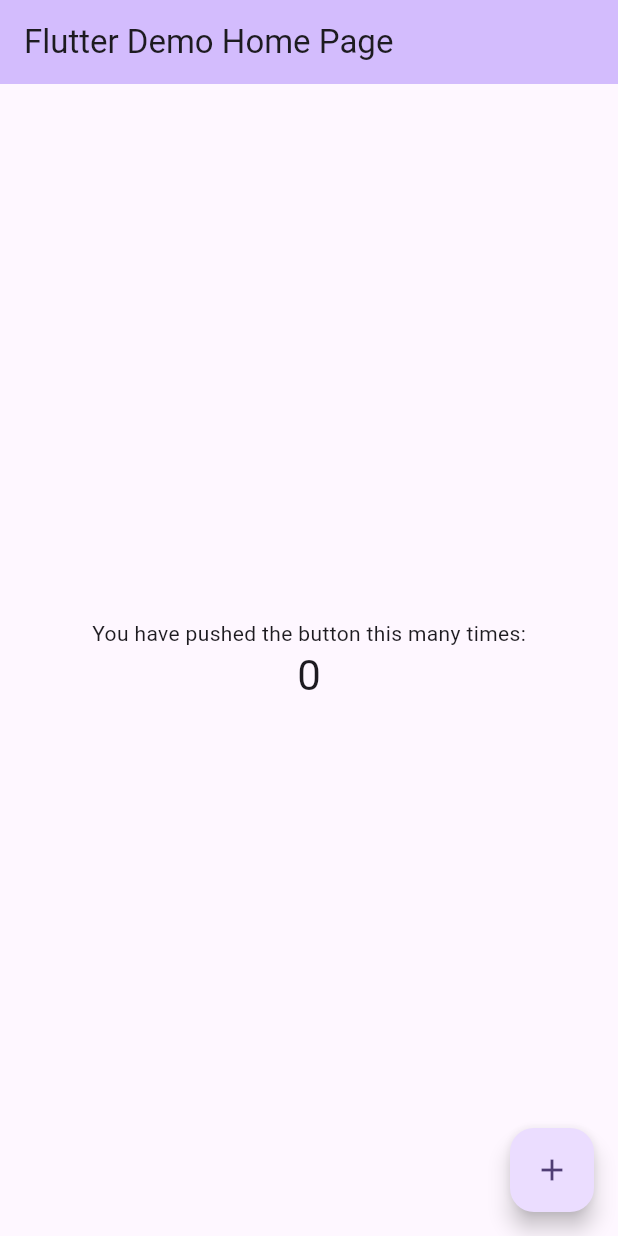
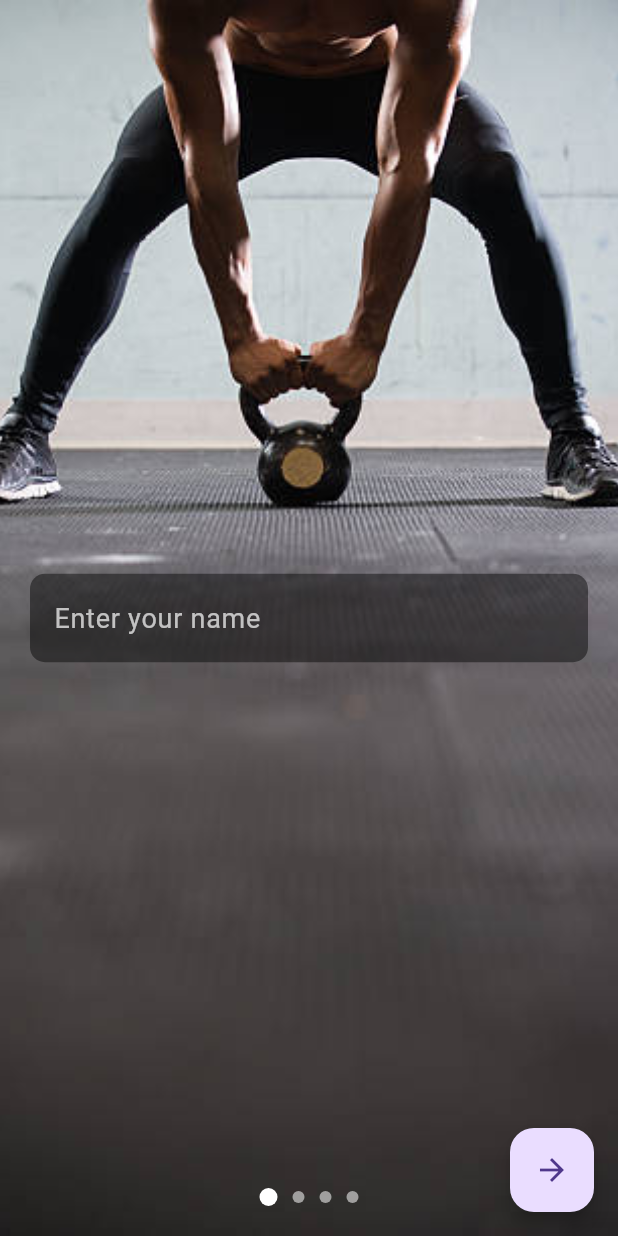
Before and after one commit to FilipNajdoski/Workout, a Flutter app: the screen it shows after launch, on a phone screen of 412 x 824 dp. Run offline on Flutter 3.47's test engine with Material 3 defaults, Android fonts, the phone set to English and light mode, and no system bars.

Commit message:
add initial welcome screens

```diff
--- a/frontend/lib/main.dart
+++ b/frontend/lib/main.dart
@@ -1,125 +1,16 @@
 import 'package:flutter/material.dart';
+import 'package:frontend/welcome%20screens/welcome_screen.dart';
 
 void main() {
-  runApp(const MyApp());
+  runApp(MyApp());
 }
 
 class MyApp extends StatelessWidget {
-  const MyApp({super.key});
-
-  // This widget is the root of your application.
   @override
   Widget build(BuildContext context) {
     return MaterialApp(
-      title: 'Flutter Demo',
-      theme: ThemeData(
-        // This is the theme of your application.
-        //
-        // TRY THIS: Try running your application with "flutter run". You'll see
-        // the application has a purple toolbar. Then, without quitting the app,
-        // try changing the seedColor in the colorScheme below to Colors.green
-        // and then invoke "hot reload" (save your changes or press the "hot
-        // reload" button in a Flutter-supported IDE, or press "r" if you used
-        // the command line to start the app).
-        //
-        // Notice that the counter didn't reset back to zero; the application
-        // state is not lost during the reload. To reset the state, use hot
-        // restart instead.
-        //
-        // This works for code too, not just values: Most code changes can be
-        // tested with just a hot reload.
-        colorScheme: ColorScheme.fromSeed(seedColor: Colors.deepPurple),
-        useMaterial3: true,
-      ),
-      home: const MyHomePage(title: 'Flutter Demo Home Page'),
+      debugShowCheckedModeBanner: false,
+      home: WelcomeScreen(),
     );
   }
 }
-
-class MyHomePage extends StatefulWidget {
-  const MyHomePage({super.key, required this.title});
-
-  // This widget is the home page of your application. It is stateful, meaning
-  // that it has a State object (defined below) that contains fields that affect
-  // how it looks.
-
-  // This class is the configuration for the state. It holds the values (in this
-  // case the title) provided by the parent (in this case the App widget) and
-  // used by the build method of the State. Fields in a Widget subclass are
-  // always marked "final".
-
-  final String title;
-
-  @override
-  State<MyHomePage> createState() => _MyHomePageState();
-}
-
-class _MyHomePageState extends State<MyHomePage> {
-  int _counter = 0;
-
-  void _incrementCounter() {
-    setState(() {
-      // This call to setState tells the Flutter framework that something has
-      // changed in this State, which causes it to rerun the build method below
-      // so that the display can reflect the updated values. If we changed
-      // _counter without calling setState(), then the build method would not be
-      // called again, and so nothing would appear to happen.
-      _counter++;
-    });
-  }
-
-  @override
-  Widget build(BuildContext context) {
-    // This method is rerun every time setState is called, for instance as done
-    // by the _incrementCounter method above.
-    //
-    // The Flutter framework has been optimized to make rerunning build methods
-    // fast, so that you can just rebuild anything that needs updating rather
-    // than having to individually change instances of widgets.
-    return Scaffold(
-      appBar: AppBar(
-        // TRY THIS: Try changing the color here to a specific color (to
-        // Colors.amber, perhaps?) and trigger a hot reload to see the AppBar
-        // change color while the other colors stay the same.
-        backgroundColor: Theme.of(context).colorScheme.inversePrimary,
-        // Here we take the value from the MyHomePage object that was created by
-        // the App.build method, and use it to set our appbar title.
-        title: Text(widget.title),
-      ),
-      body: Center(
-        // Center is a layout widget. It takes a single child and positions it
-        // in the middle of the parent.
-        child: Column(
-          // Column is also a layout widget. It takes a list of children and
-          // arranges them vertically. By default, it sizes itself to fit its
-          // children horizontally, and tries to be as tall as its parent.
-          //
-          // Column has various properties to control how it sizes itself and
-          // how it positions its children. Here we use mainAxisAlignment to
-          // center the children vertically; the main axis here is the vertical
-          // axis because Columns are vertical (the cross axis would be
-          // horizontal).
-          //
-          // TRY THIS: Invoke "debug painting" (choose the "Toggle Debug Paint"
-          // action in the IDE, or press "p" in the console), to see the
-          // wireframe for each widget.
-          mainAxisAlignment: MainAxisAlignment.center,
-          children: <Widget>[
-            const Text(
-              'You have pushed the button this many times:',
-            ),
-            Text(
-              '$_counter',
-              style: Theme.of(context).textTheme.headlineMedium,
-            ),
-          ],
-        ),
-      ),
-      floatingActionButton: FloatingActionButton(
-        onPressed: _incrementCounter,
-        tooltip: 'Increment',
-        child: const Icon(Icons.add),
-      ), // This trailing comma makes auto-formatting nicer for build methods.
-    );
-  }
-}
--- /dev/null
+++ b/frontend/lib/models/person.dart
@@ -0,0 +1,27 @@
+class Person {
+  String name;
+  int age;
+  String fitnessLevel;
+  int workoutDaysPerWeek;
+  //height
+  //weight
+  //bodyFat
+  //target(lose weight, gain muscle, increase power)
+  //....
+
+  Person({
+    required this.name,
+    required this.age,
+    required this.fitnessLevel,
+    required this.workoutDaysPerWeek,
+  });
+
+  Map<String, dynamic> toJson() {
+    return {
+      'name': name,
+      'age': age,
+      'fitnessLevel': fitnessLevel,
+      'workoutDaysPerWeek': workoutDaysPerWeek,
+    };
+  }
+}
--- /dev/null
+++ b/frontend/lib/welcome screens/welcome_screen.dart
@@ -0,0 +1,121 @@
+import 'package:flutter/material.dart';
+import '../models/person.dart';
+
+class WelcomeScreen extends StatefulWidget {
+  @override
+  _WelcomeScreenState createState() => _WelcomeScreenState();
+}
+
+class _WelcomeScreenState extends State<WelcomeScreen> {
+  final PageController _pageController = PageController();
+  final TextEditingController _nameController = TextEditingController();
+  final TextEditingController _ageController = TextEditingController();
+  final TextEditingController _fitnessLevelController = TextEditingController();
+  final TextEditingController _workoutDaysController = TextEditingController();
+
+  int _currentPage = 0;
+
+  @override
+  Widget build(BuildContext context) {
+    return Scaffold(
+      body: Stack(
+        children: [
+          PageView(
+            controller: _pageController,
+            onPageChanged: (index) {
+              setState(() {
+                _currentPage = index;
+              });
+            },
+            children: [
+              _buildPage('assets/images/istockphoto-491268392-612x612.jpg',
+                  'Enter your name', _nameController),
+              _buildPage('assets/images/istockphoto-2154708948-640x640.jpg',
+                  'Enter your age', _ageController,
+                  isNumeric: true),
+              _buildPage('assets/images/istockphoto-629265846-612x612.jpg',
+                  'Fitness Level (e.g., Beginner)', _fitnessLevelController),
+              _buildPage('assets/images/istockphoto-542197916-612x612.jpg',
+                  'Workout Days per Week', _workoutDaysController,
+                  isNumeric: true),
+            ],
+          ),
+          Positioned(
+            bottom: 20,
+            left: 0,
+            right: 0,
+            child: Row(
+              mainAxisAlignment: MainAxisAlignment.center,
+              children: List.generate(4, (index) {
+                return Container(
+                  margin: EdgeInsets.symmetric(horizontal: 5),
+                  width: _currentPage == index ? 12 : 8,
+                  height: _currentPage == index ? 12 : 8,
+                  decoration: BoxDecoration(
+                    shape: BoxShape.circle,
+                    color:
+                        _currentPage == index ? Colors.white : Colors.white54,
+                  ),
+                );
+              }),
+            ),
+          ),
+        ],
+      ),
+      floatingActionButton: FloatingActionButton(
+        onPressed: () {
+          if (_currentPage < 3) {
+            _pageController.nextPage(
+                duration: Duration(milliseconds: 300), curve: Curves.easeInOut);
+          } else {
+            _submitData();
+          }
+        },
+        child: Icon(_currentPage < 3 ? Icons.arrow_forward : Icons.check),
+      ),
+    );
+  }
+
+  Widget _buildPage(
+      String imagePath, String hintText, TextEditingController controller,
+      {bool isNumeric = false}) {
+    return Container(
+      decoration: BoxDecoration(
+        image: DecorationImage(
+          image: AssetImage(imagePath),
+          fit: BoxFit.cover,
+        ),
+      ),
+      child: Center(
+        child: Padding(
+          padding: const EdgeInsets.all(20.0),
+          child: TextField(
+            controller: controller,
+            keyboardType: isNumeric ? TextInputType.number : TextInputType.text,
+            style: TextStyle(color: Colors.white, fontSize: 18),
+            decoration: InputDecoration(
+              hintText: hintText,
+              hintStyle: TextStyle(color: Colors.white70),
+              filled: true,
+              fillColor: Colors.black45,
+              border: OutlineInputBorder(
+                borderRadius: BorderRadius.circular(10),
+                borderSide: BorderSide.none,
+              ),
+            ),
+          ),
+        ),
+      ),
+    );
+  }
+
+  void _submitData() {
+    final person = Person(
+      name: _nameController.text,
+      age: int.tryParse(_ageController.text) ?? 0,
+      fitnessLevel: _fitnessLevelController.text,
+      workoutDaysPerWeek: int.tryParse(_workoutDaysController.text) ?? 0,
+    );
+    print(person.toJson());
+  }
+}
--- a/frontend/pubspec.yaml
+++ b/frontend/pubspec.yaml
@@ -58,9 +58,9 @@ flutter:
   uses-material-design: true
 
   # To add assets to your application, add an assets section, like this:
-  # assets:
-  #   - images/a_dot_burr.jpeg
-  #   - images/a_dot_ham.jpeg
+  assets:
+    - assets/icons/
+    - assets/images/
 
   # An image asset can refer to one or more resolution-specific "variants", see
   # https://flutter.dev/to/resolution-aware-images
```
Also changed, not shown: frontend/assets/images/istockphoto-1088471402-612x612.jpg (added), frontend/assets/images/istockphoto-1148009558-612x612.jpg (added), frontend/assets/images/istockphoto-1217802035-612x612.jpg (added), frontend/assets/images/istockphoto-1449353914-612x612.jpg (added), frontend/assets/images/istockphoto-1500221665-612x612.jpg (added), frontend/assets/images/istockphoto-2154708948-640x640.jpg (added), frontend/assets/images/istockphoto-485371606-612x612.jpg (added), frontend/assets/images/istockphoto-491268392-612x612.jpg (added), frontend/assets/images/istockphoto-493784186-612x612.jpg (added), frontend/assets/images/istockphoto-542197916-612x612.jpg (added), frontend/assets/images/istockphoto-601395706-612x612.jpg (added), frontend/assets/images/istockphoto-605772224-612x612.jpg (added), frontend/assets/images/istockphoto-629265846-612x612.jpg (added), frontend/assets/images/istockphoto-681265508-612x612.jpg (added), 1 more files, 1 other file.
